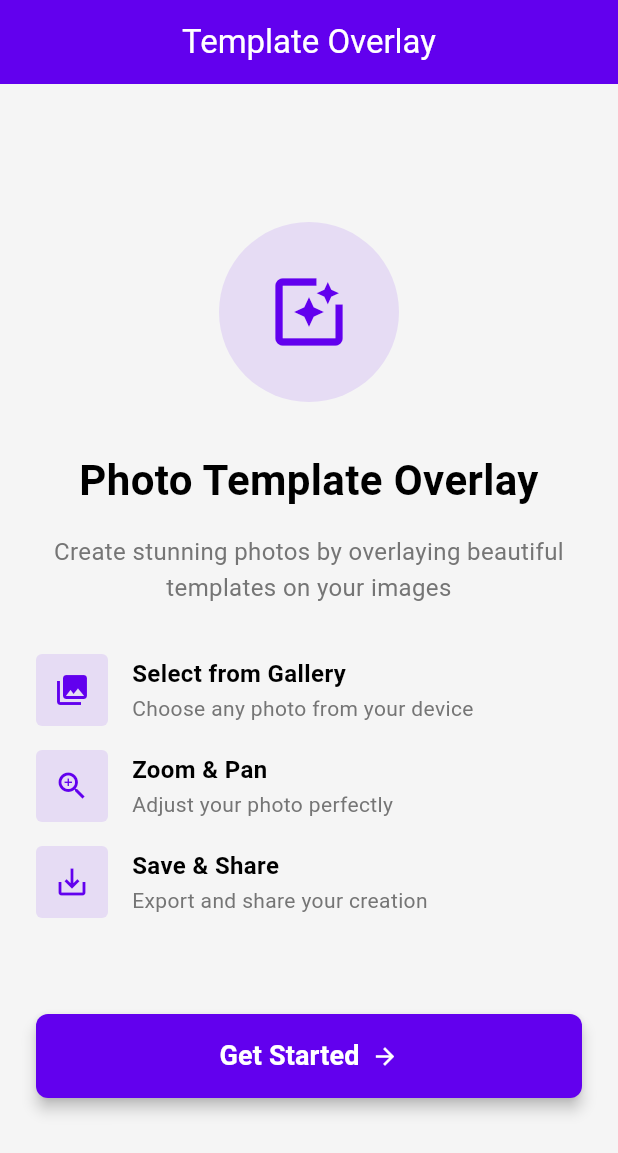
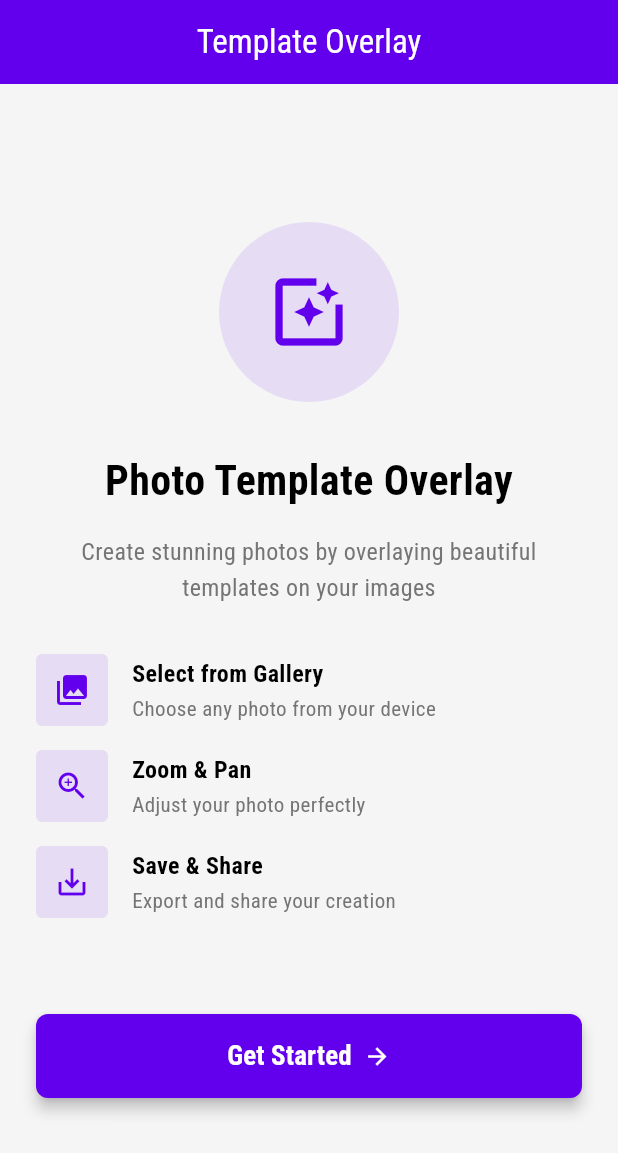
Before and after one commit to AbhijithTJ/shanoop_camera, a Flutter app: the screen it shows after launch, on a phone screen of 412 x 824 dp. Shown: the top 1153 px of the screen. Run offline on Flutter 3.47's test engine with Material 3 defaults, Android fonts, the phone set to English and light mode, and no system bars; our stand-ins replace image_cropper, image_picker, screenshot, share_plus; missing offline and left inert: saver_gallery.

Commit message:
add new font for app

```diff
--- a/lib/main.dart
+++ b/lib/main.dart
@@ -16,6 +16,7 @@ class MyApp extends StatelessWidget {
       title: 'Template Overlay App',
       debugShowCheckedModeBanner: false,
       theme: ThemeData(
+        fontFamily: 'Roboto Condensed',
         colorScheme: ColorScheme.fromSeed(
           seedColor: AppConstants.primaryColor,
         ),
```
Also changed, not shown: pubspec.yaml (+8 -0 lines), assets/fonts/RobotoCondensed-wght300.ttf (added), assets/fonts/RobotoCondensed-wght400.ttf (added), assets/fonts/RobotoCondensed-wght700.ttf (added).
